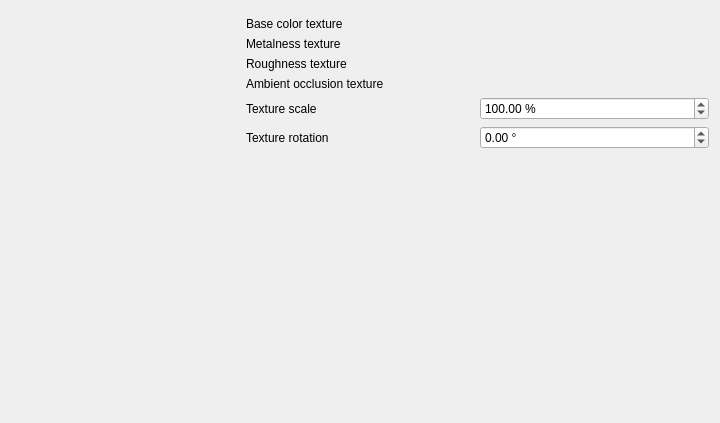
Qt form src/ui/3d/metalroughtexturedmaterialwidgetbase.ui (qgis/QGIS) before a commit.
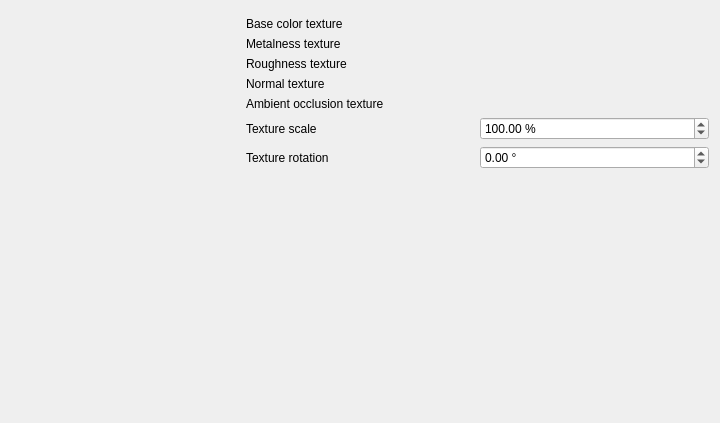
The same form after that commit. Custom widgets are drawn as their Qt base class.

Commit message: Add support for normal texture maps to metal rough textured material

```diff
--- a/src/ui/3d/metalroughtexturedmaterialwidgetbase.ui
+++ b/src/ui/3d/metalroughtexturedmaterialwidgetbase.ui
@@ -14,15 +14,22 @@
    <string notr="true">Form</string>
   </property>
   <layout class="QGridLayout" name="gridLayout">
-   <item row="1" column="1">
-    <widget class="QLabel" name="lblTextureScale_2">
+   <item row="5" column="2">
+    <widget class="QgsImageSourceLineEdit" name="mAmbientOcclusionTextureWidget" native="true">
+     <property name="focusPolicy">
+      <enum>Qt::FocusPolicy::StrongFocus</enum>
+     </property>
+    </widget>
+   </item>
+   <item row="5" column="1">
+    <widget class="QLabel" name="lblTextureScale_6">
      <property name="text">
-      <string>Base color texture</string>
+      <string>Ambient occlusion texture</string>
      </property>
     </widget>
    </item>
-   <item row="2" column="2">
-    <widget class="QgsImageSourceLineEdit" name="mMetalnessTextureWidget" native="true">
+   <item row="1" column="2">
+    <widget class="QgsImageSourceLineEdit" name="mBaseColorTextureWidget" native="true">
      <property name="focusPolicy">
       <enum>Qt::FocusPolicy::StrongFocus</enum>
      </property>
@@ -42,57 +49,7 @@
      </property>
     </widget>
    </item>
-   <item row="4" column="2">
-    <widget class="QgsImageSourceLineEdit" name="mAmbientOcclusionTextureWidget" native="true">
-     <property name="focusPolicy">
-      <enum>Qt::FocusPolicy::StrongFocus</enum>
-     </property>
-    </widget>
-   </item>
-   <item row="5" column="1">
-    <widget class="QLabel" name="lblTextureScale">
-     <property name="text">
-      <string>Texture scale</string>
-     </property>
-    </widget>
-   </item>
-   <item row="4" column="1">
-    <widget class="QLabel" name="lblTextureScale_6">
-     <property name="text">
-      <string>Ambient occlusion texture</string>
-     </property>
-    </widget>
-   </item>
-   <item row="7" column="2">
-    <spacer name="verticalSpacer">
-     <property name="orientation">
-      <enum>Qt::Orientation::Vertical</enum>
-     </property>
-     <property name="sizeHint" stdset="0">
-      <size>
-       <width>20</width>
-       <height>40</height>
-      </size>
-     </property>
-    </spacer>
-   </item>
-   <item row="6" column="2">
-    <widget class="QgsDoubleSpinBox" name="textureRotationSpinBox">
-     <property name="suffix">
-      <string> °</string>
-     </property>
-     <property name="minimum">
-      <double>-360.000000000000000</double>
-     </property>
-     <property name="maximum">
-      <double>360.000000000000000</double>
-     </property>
-     <property name="singleStep">
-      <double>0.500000000000000</double>
-     </property>
-    </widget>
-   </item>
-   <item row="0" column="0" rowspan="8">
+   <item row="0" column="0" rowspan="9">
     <widget class="QgsMaterialPreviewWidget" name="mPreviewWidget" native="true">
      <property name="minimumSize">
       <size>
@@ -102,13 +59,27 @@
      </property>
     </widget>
    </item>
-   <item row="6" column="1">
+   <item row="7" column="1">
     <widget class="QLabel" name="lblTextureRotation">
      <property name="text">
       <string>Texture rotation</string>
      </property>
     </widget>
    </item>
+   <item row="2" column="2">
+    <widget class="QgsImageSourceLineEdit" name="mMetalnessTextureWidget" native="true">
+     <property name="focusPolicy">
+      <enum>Qt::FocusPolicy::StrongFocus</enum>
+     </property>
+    </widget>
+   </item>
+   <item row="1" column="1">
+    <widget class="QLabel" name="lblTextureScale_2">
+     <property name="text">
+      <string>Base color texture</string>
+     </property>
+    </widget>
+   </item>
    <item row="2" column="1">
     <widget class="QLabel" name="lblTextureScale_3">
      <property name="text">
@@ -116,7 +87,23 @@
      </property>
     </widget>
    </item>
-   <item row="5" column="2">
+   <item row="7" column="2">
+    <widget class="QgsDoubleSpinBox" name="textureRotationSpinBox">
+     <property name="suffix">
+      <string> °</string>
+     </property>
+     <property name="minimum">
+      <double>-360.000000000000000</double>
+     </property>
+     <property name="maximum">
+      <double>360.000000000000000</double>
+     </property>
+     <property name="singleStep">
+      <double>0.500000000000000</double>
+     </property>
+    </widget>
+   </item>
+   <item row="6" column="2">
     <widget class="QgsDoubleSpinBox" name="textureScaleSpinBox">
      <property name="suffix">
       <string> %</string>
@@ -135,8 +122,35 @@
      </property>
     </widget>
    </item>
-   <item row="1" column="2">
-    <widget class="QgsImageSourceLineEdit" name="mBaseColorTextureWidget" native="true">
+   <item row="6" column="1">
+    <widget class="QLabel" name="lblTextureScale">
+     <property name="text">
+      <string>Texture scale</string>
+     </property>
+    </widget>
+   </item>
+   <item row="8" column="2">
+    <spacer name="verticalSpacer">
+     <property name="orientation">
+      <enum>Qt::Orientation::Vertical</enum>
+     </property>
+     <property name="sizeHint" stdset="0">
+      <size>
+       <width>20</width>
+       <height>40</height>
+      </size>
+     </property>
+    </spacer>
+   </item>
+   <item row="4" column="1">
+    <widget class="QLabel" name="lblTextureScale_5">
+     <property name="text">
+      <string>Normal texture</string>
+     </property>
+    </widget>
+   </item>
+   <item row="4" column="2">
+    <widget class="QgsImageSourceLineEdit" name="mNormalTextureWidget" native="true">
      <property name="focusPolicy">
       <enum>Qt::FocusPolicy::StrongFocus</enum>
      </property>
```
Left out of the diff: 3 changed lines with no effect on the pictures. The commit also changes 10 other files.
